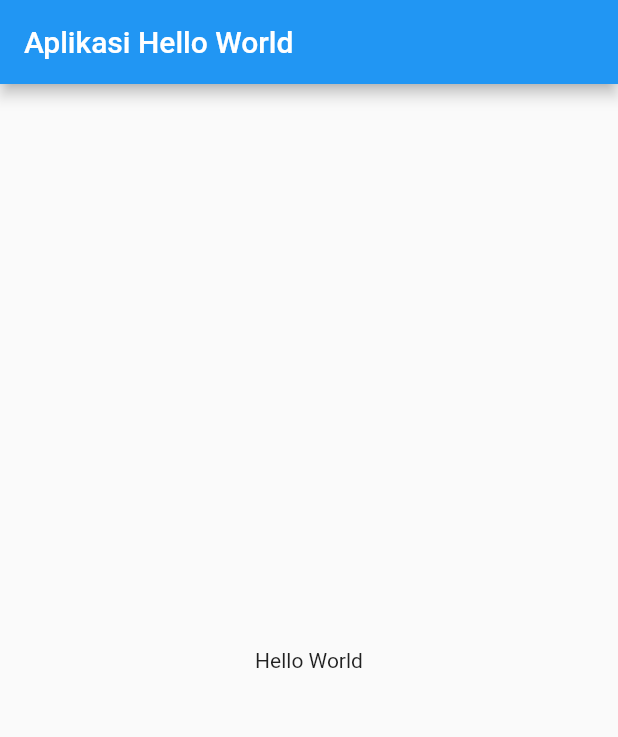
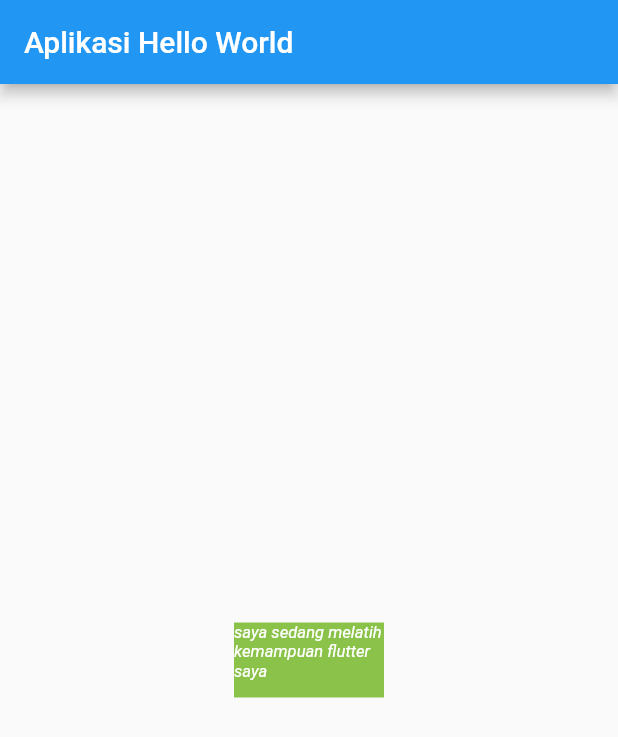
Before and after one commit to nibw/flutter_helloworld, a Flutter app: the screen it shows after launch, on a phone screen of 412 x 824 dp. Shown: the top 737 px of the screen. Run offline on Flutter 3.47's test engine with Material 2 defaults, Android fonts, the light colour scheme and no system bars.

Commit message:
body container

```diff
--- a/lib/main.dart
+++ b/lib/main.dart
@@ -5,14 +5,28 @@ void main() {
 }
 
 class MyApp extends StatelessWidget {
-  const MyApp({ Key? key }) : super(key: key);
+  const MyApp({Key? key}) : super(key: key);
 
   @override
   Widget build(BuildContext context) {
     return MaterialApp(
       home: Scaffold(
-        appBar: AppBar(title: Text("Aplikasi Hello World"),),
-        body: Center(child: Text("Hello World")),
+        appBar: AppBar(
+          title: Text("Aplikasi Hello World"),
+        ),
+        body: Center(
+            child: Container(
+                color: Colors.lightGreen,
+                width: 100,
+                height: 50,
+                child: Text(
+                  "saya sedang melatih kemampuan flutter saya",
+                  // textAlign: TextAlign.center,
+                  style: TextStyle(
+                      color: Colors.white,
+                      fontStyle: FontStyle.italic,
+                      fontSize: 11),
+                ))),
       ),
     );
   }
```
